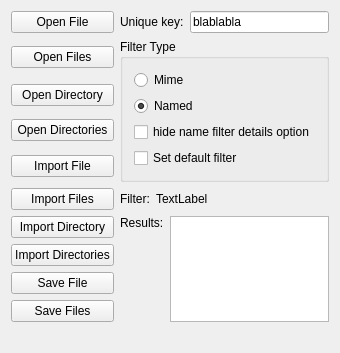
First picture: the form in libs/widgets/KoFileDialogTester.ui, repository KDE/krita, before the edit.
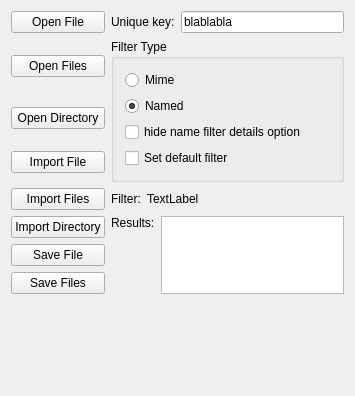
Second picture: the form after the edit.

Commit message:
Remove OpenDirectories and ImportDirectories
These aren't support by Qt in any case.

Patch:
```diff
--- a/libs/widgets/KoFileDialogTester.ui
+++ b/libs/widgets/KoFileDialogTester.ui
@@ -6,14 +6,34 @@
    <rect>
     <x>0</x>
     <y>0</y>
-    <width>328</width>
-    <height>327</height>
+    <width>355</width>
+    <height>396</height>
    </rect>
   </property>
   <property name="windowTitle">
    <string>KoFileDialogTester</string>
   </property>
   <layout class="QGridLayout" name="gridLayout">
+   <item row="9" column="1">
+    <widget class="QLabel" name="lblMime">
+     <property name="text">
+      <string/>
+     </property>
+    </widget>
+   </item>
+   <item row="8" column="1">
+    <spacer name="verticalSpacer">
+     <property name="orientation">
+      <enum>Qt::Vertical</enum>
+     </property>
+     <property name="sizeHint" stdset="0">
+      <size>
+       <width>20</width>
+       <height>40</height>
+      </size>
+     </property>
+    </spacer>
+   </item>
    <item row="0" column="0">
     <widget class="QPushButton" name="bnOpenFile">
      <property name="text">
@@ -21,6 +41,13 @@
      </property>
     </widget>
    </item>
+   <item row="1" column="0">
+    <widget class="QPushButton" name="bnOpenFiles">
+     <property name="text">
+      <string>Open Files</string>
+     </property>
+    </widget>
+   </item>
    <item row="0" column="1">
     <layout class="QHBoxLayout" name="horizontalLayout">
      <item>
@@ -39,14 +66,66 @@
      </item>
     </layout>
    </item>
-   <item row="1" column="0">
-    <widget class="QPushButton" name="bnOpenFiles">
-     <property name="text">
-      <string>Open Files</string>
-     </property>
-    </widget>
+   <item row="4" column="1">
+    <layout class="QHBoxLayout" name="horizontalLayout_2">
+     <item>
+      <widget class="QLabel" name="label_2">
+       <property name="sizePolicy">
+        <sizepolicy hsizetype="Preferred" vsizetype="Fixed">
+         <horstretch>0</horstretch>
+         <verstretch>0</verstretch>
+        </sizepolicy>
+       </property>
+       <property name="text">
+        <string>Filter:</string>
+       </property>
+       <property name="alignment">
+        <set>Qt::AlignLeading|Qt::AlignLeft|Qt::AlignTop</set>
+       </property>
+      </widget>
+     </item>
+     <item>
+      <widget class="QLabel" name="txtFilter">
+       <property name="sizePolicy">
+        <sizepolicy hsizetype="Expanding" vsizetype="Fixed">
+         <horstretch>0</horstretch>
+         <verstretch>0</verstretch>
+        </sizepolicy>
+       </property>
+       <property name="text">
+        <string>TextLabel</string>
+       </property>
+       <property name="textFormat">
+        <enum>Qt::PlainText</enum>
+       </property>
+       <property name="alignment">
+        <set>Qt::AlignLeading|Qt::AlignLeft|Qt::AlignTop</set>
+       </property>
+       <property name="wordWrap">
+        <bool>false</bool>
+       </property>
+      </widget>
+     </item>
+    </layout>
    </item>
-   <item row="1" column="1" rowspan="4">
+   <item row="5" column="1" rowspan="3">
+    <layout class="QHBoxLayout" name="horizontalLayout_3">
+     <item>
+      <widget class="QLabel" name="label_3">
+       <property name="text">
+        <string>Results:</string>
+       </property>
+       <property name="alignment">
+        <set>Qt::AlignLeading|Qt::AlignLeft|Qt::AlignTop</set>
+       </property>
+      </widget>
+     </item>
+     <item>
+      <widget class="QListWidget" name="listResults"/>
+     </item>
+    </layout>
+   </item>
+   <item row="1" column="1" rowspan="3">
     <widget class="QGroupBox" name="groupBox">
      <property name="title">
       <string>Filter Type</string>
@@ -86,144 +165,49 @@
      </layout>
     </widget>
    </item>
-   <item row="2" column="0">
-    <widget class="QPushButton" name="bnOpenDirectory">
+   <item row="6" column="0">
+    <widget class="QPushButton" name="bnSaveFile">
      <property name="text">
-      <string>Open Directory</string>
-     </property>
-    </widget>
-   </item>
-   <item row="3" column="0">
-    <widget class="QPushButton" name="bnOpenDirectories">
-     <property name="text">
-      <string>Open Directories</string>
+      <string>Save File</string>
      </property>
     </widget>
    </item>
    <item row="4" column="0">
-    <widget class="QPushButton" name="bnImportFile">
-     <property name="text">
-      <string>Import File</string>
-     </property>
-    </widget>
-   </item>
-   <item row="5" column="0">
     <widget class="QPushButton" name="bnImportFiles">
      <property name="text">
       <string>Import Files</string>
      </property>
     </widget>
    </item>
-   <item row="5" column="1">
-    <layout class="QHBoxLayout" name="horizontalLayout_2">
-     <item>
-      <widget class="QLabel" name="label_2">
-       <property name="sizePolicy">
-        <sizepolicy hsizetype="Preferred" vsizetype="Fixed">
-         <horstretch>0</horstretch>
-         <verstretch>0</verstretch>
-        </sizepolicy>
-       </property>
-       <property name="text">
-        <string>Filter:</string>
-       </property>
-       <property name="alignment">
-        <set>Qt::AlignLeading|Qt::AlignLeft|Qt::AlignTop</set>
-       </property>
-      </widget>
-     </item>
-     <item>
-      <widget class="QLabel" name="txtFilter">
-       <property name="sizePolicy">
-        <sizepolicy hsizetype="Expanding" vsizetype="Fixed">
-         <horstretch>0</horstretch>
-         <verstretch>0</verstretch>
-        </sizepolicy>
-       </property>
-       <property name="text">
-        <string>TextLabel</string>
-       </property>
-       <property name="textFormat">
-        <enum>Qt::PlainText</enum>
-       </property>
-       <property name="alignment">
-        <set>Qt::AlignLeading|Qt::AlignLeft|Qt::AlignTop</set>
-       </property>
-       <property name="wordWrap">
-        <bool>false</bool>
-       </property>
-      </widget>
-     </item>
-    </layout>
-   </item>
-   <item row="6" column="0">
-    <widget class="QPushButton" name="bnImportDirectory">
+   <item row="3" column="0">
+    <widget class="QPushButton" name="bnImportFile">
      <property name="text">
-      <string>Import Directory</string>
+      <string>Import File</string>
      </property>
     </widget>
    </item>
-   <item row="6" column="1" rowspan="4">
-    <layout class="QHBoxLayout" name="horizontalLayout_3">
-     <item>
-      <widget class="QLabel" name="label_3">
-       <property name="text">
-        <string>Results:</string>
-       </property>
-       <property name="alignment">
-        <set>Qt::AlignLeading|Qt::AlignLeft|Qt::AlignTop</set>
-       </property>
-      </widget>
-     </item>
-     <item>
-      <widget class="QListWidget" name="listResults"/>
-     </item>
-    </layout>
+   <item row="2" column="0">
+    <widget class="QPushButton" name="bnOpenDirectory">
+     <property name="text">
+      <string>Open Directory</string>
+     </property>
+    </widget>
    </item>
    <item row="7" column="0">
-    <widget class="QPushButton" name="bnImportDirectories">
-     <property name="text">
-      <string>Import Directories</string>
-     </property>
-    </widget>
-   </item>
-   <item row="8" column="0">
-    <widget class="QPushButton" name="bnSaveFile">
-     <property name="text">
-      <string>Save File</string>
-     </property>
-    </widget>
-   </item>
-   <item row="9" column="0">
     <widget class="QPushButton" name="bnSaveFiles">
      <property name="text">
       <string>Save Files</string>
      </property>
     </widget>
    </item>
-   <item row="10" column="1">
-    <spacer name="verticalSpacer">
-     <property name="orientation">
-      <enum>Qt::Vertical</enum>
-     </property>
-     <property name="sizeHint" stdset="0">
-      <size>
-       <width>20</width>
-       <height>40</height>
-      </size>
-     </property>
-    </spacer>
-   </item>
-   <item row="11" column="1">
-    <widget class="QLabel" name="lblMime">
+   <item row="5" column="0">
+    <widget class="QPushButton" name="bnImportDirectory">
      <property name="text">
-      <string/>
+      <string>Import Directory</string>
      </property>
     </widget>
    </item>
   </layout>
-  <zorder>bnImportDirectories</zorder>
-  <zorder>bnOpenDirectories</zorder>
   <zorder>bnImportFile</zorder>
   <zorder>bnOpenFile</zorder>
   <zorder>bnOpenFiles</zorder>
```
The commit also changes 4 other files.
